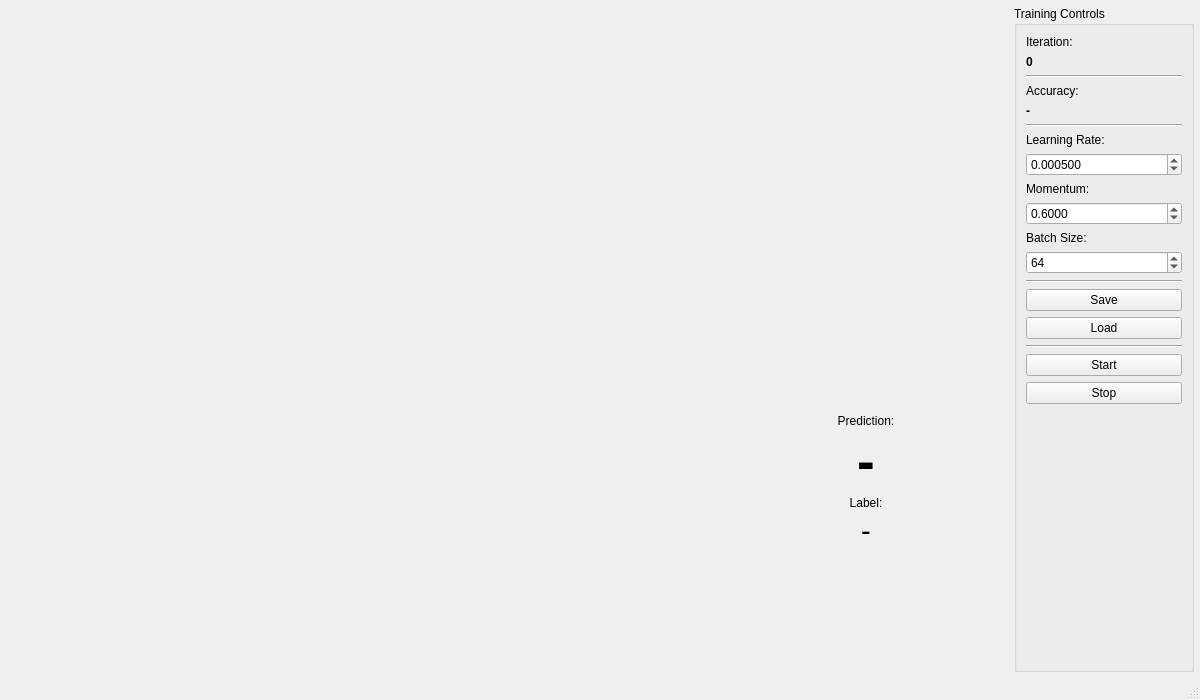
The window that src/mainwindow.ui (M4RKUS28/MNIST-Machine-Learning-Tests) describes before a commit, drawn with Qt 5.
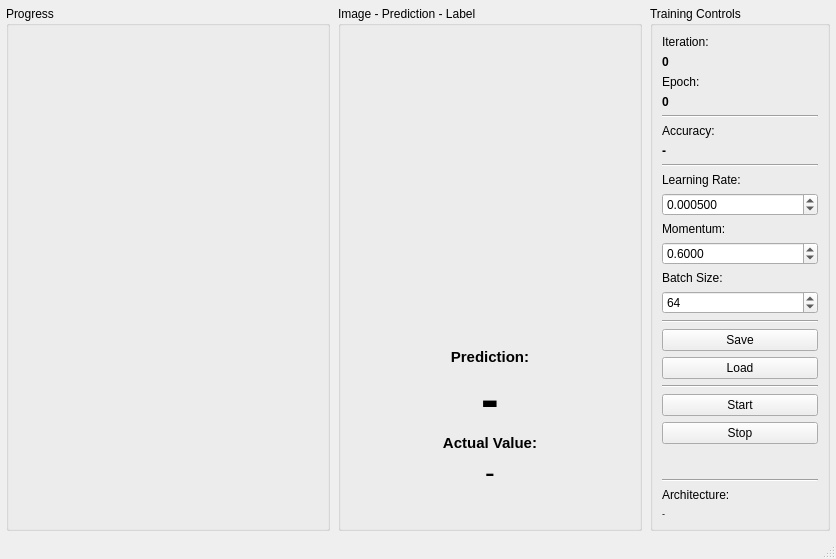
The same window after the commit.

```diff
--- a/src/mainwindow.ui
+++ b/src/mainwindow.ui
@@ -6,8 +6,8 @@
    <rect>
     <x>0</x>
     <y>0</y>
-    <width>1200</width>
-    <height>700</height>
+    <width>796</width>
+    <height>559</height>
    </rect>
   </property>
   <property name="windowTitle">
@@ -31,22 +31,41 @@
      <number>6</number>
     </property>
     <item>
+     <widget class="QGroupBox" name="groupBox">
+      <property name="title">
+       <string>Progress</string>
+      </property>
+      <layout class="QGridLayout" name="gridLayout">
+       <item row="0" column="0">
      <widget class="QWidget" name="chartPlaceholder" native="true">
       <property name="sizePolicy">
-       <sizepolicy hsizetype="Expanding" vsizetype="Expanding">
-        <horstretch>3</horstretch>
+          <sizepolicy hsizetype="Preferred" vsizetype="Expanding">
+           <horstretch>1</horstretch>
         <verstretch>0</verstretch>
        </sizepolicy>
       </property>
       <property name="minimumSize">
        <size>
-        <width>400</width>
+           <width>300</width>
         <height>300</height>
        </size>
       </property>
      </widget>
     </item>
+      </layout>
+     </widget>
+    </item>
     <item>
+     <widget class="QGroupBox" name="predict_label_image_group">
+      <property name="sizePolicy">
+       <sizepolicy hsizetype="Preferred" vsizetype="Preferred">
+        <horstretch>0</horstretch>
+        <verstretch>0</verstretch>
+       </sizepolicy>
+      </property>
+      <property name="title">
+       <string>Image - Prediction - Label</string>
+      </property>
      <layout class="QVBoxLayout" name="sampleLayout">
       <property name="spacing">
        <number>4</number>
@@ -74,8 +93,8 @@
         </property>
         <property name="maximumSize">
          <size>
-          <width>280</width>
-          <height>280</height>
+           <width>400</width>
+           <height>400</height>
          </size>
         </property>
         <property name="toolTip">
@@ -91,9 +110,18 @@
       </item>
       <item>
        <widget class="QLabel" name="labelPredictionHeader">
+         <property name="font">
+          <font>
+           <pointsize>11</pointsize>
+           <bold>true</bold>
+          </font>
+         </property>
         <property name="text">
          <string>Prediction:</string>
         </property>
+         <property name="textFormat">
+          <enum>Qt::TextFormat::AutoText</enum>
+         </property>
         <property name="alignment">
          <set>Qt::AlignCenter</set>
         </property>
@@ -120,8 +148,14 @@
       </item>
       <item>
        <widget class="QLabel" name="labelCorrectHeader">
+         <property name="font">
+          <font>
+           <pointsize>11</pointsize>
+           <bold>true</bold>
+          </font>
+         </property>
         <property name="text">
-         <string>Label:</string>
+          <string>Actual Value:</string>
         </property>
         <property name="alignment">
          <set>Qt::AlignCenter</set>
@@ -160,6 +194,7 @@
        </spacer>
       </item>
      </layout>
+     </widget>
     </item>
     <item>
      <widget class="QGroupBox" name="groupBoxControls">
@@ -201,6 +236,28 @@
          </property>
         </widget>
        </item>
+       <item>
+        <widget class="QLabel" name="labelEpochHeader">
+         <property name="text">
+          <string>Epoch:</string>
+         </property>
+        </widget>
+       </item>
+       <item>
+        <widget class="QLabel" name="labelEpoch">
+         <property name="font">
+          <font>
+           <bold>true</bold>
+          </font>
+         </property>
+         <property name="toolTip">
+          <string>Number of complete passes over the training set</string>
+         </property>
+         <property name="text">
+          <string>0</string>
+         </property>
+        </widget>
+       </item>
        <item>
         <widget class="Line" name="line1">
          <property name="orientation">
@@ -376,6 +433,38 @@
          </property>
         </spacer>
        </item>
+       <item>
+        <widget class="Line" name="line5">
+         <property name="orientation">
+          <enum>Qt::Orientation::Horizontal</enum>
+         </property>
+        </widget>
+       </item>
+       <item>
+        <widget class="QLabel" name="labelArchitectureHeader">
+         <property name="text">
+          <string>Architecture:</string>
+         </property>
+        </widget>
+       </item>
+       <item>
+        <widget class="QLabel" name="labelArchitecture">
+         <property name="font">
+          <font>
+           <pointsize>7</pointsize>
+          </font>
+         </property>
+         <property name="toolTip">
+          <string>Neural network layer topology</string>
+         </property>
+         <property name="text">
+          <string>-</string>
+         </property>
+         <property name="wordWrap">
+          <bool>true</bool>
+         </property>
+        </widget>
+       </item>
       </layout>
      </widget>
     </item>
```
Left out of the diff: 24 changed lines with no effect on the pictures. Lines whose indentation alone changed are shown as unchanged.
